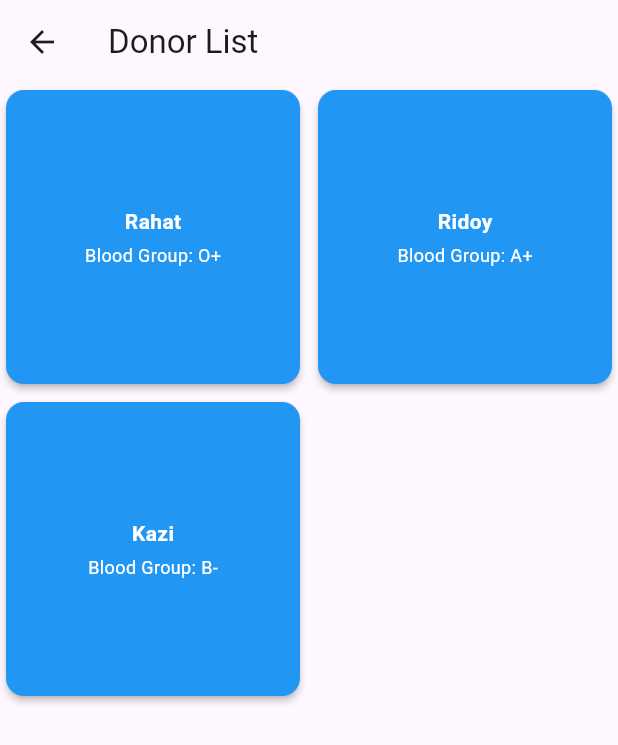
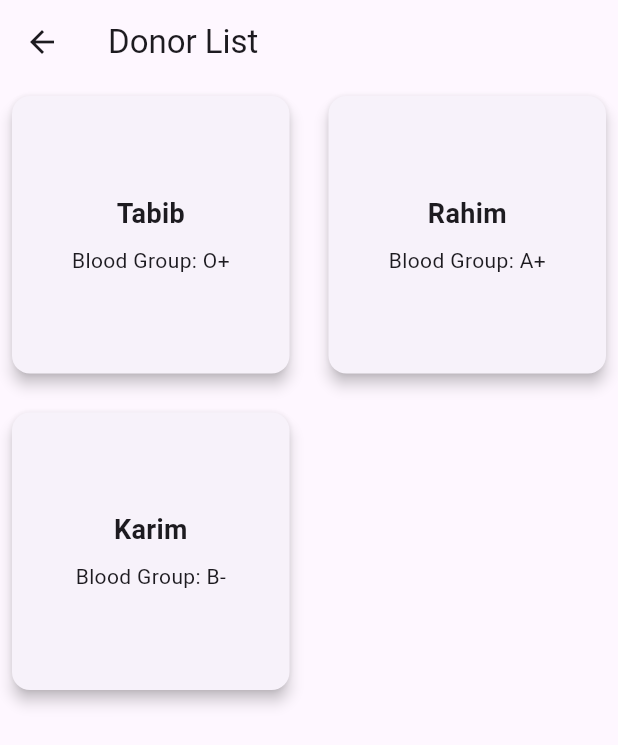
Before and after one commit to Shourov-1234/project-3, a Flutter app: the screen it shows after launch, item 2 of the bottom bar chosen, on a phone screen of 412 x 824 dp. Shown: the top 745 px of the screen. Run offline on Flutter 3.47's test engine with Material 3 defaults, Android fonts, the phone set to English and light mode, and no system bars.

Commit message:
commit last

```diff
--- a/flutter_application_1/lib/donor_list_page.dart
+++ b/flutter_application_1/lib/donor_list_page.dart
@@ -3,9 +3,10 @@ import 'donor_details_page.dart';
 
 class DonorListPage extends StatelessWidget {
   final List<Map<String, String>> donors = [
-    {'name': 'Rahat', 'bloodGroup': 'O+'},
-    {'name': 'Ridoy', 'bloodGroup': 'A+'},
-    {'name': 'Kazi', 'bloodGroup': 'B-'},
+    {'name': 'Tabib', 'bloodGroup': 'O+'},
+    {'name': 'Rahim', 'bloodGroup': 'A+'},
+    {'name': 'Karim', 'bloodGroup': 'B-'},
+    // Add more donors as needed
   ];
 
   @override
@@ -14,38 +15,33 @@ class DonorListPage extends StatelessWidget {
       appBar: AppBar(title: Text("Donor List")),
       body: GridView.builder(
         gridDelegate: SliverGridDelegateWithFixedCrossAxisCount(
-          crossAxisCount: 2,
-          crossAxisSpacing: 4.0,
-          mainAxisSpacing: 4.0,
+          crossAxisCount: 2, // Adjust the number of columns in the grid
+          crossAxisSpacing: 10.0, // Spacing between columns
+          mainAxisSpacing: 10.0, // Spacing between rows
         ),
         itemCount: donors.length,
         itemBuilder: (context, index) {
-          return Card(
-            color: Colors.blue,
-            elevation: 2.0,
-            margin: EdgeInsets.all(4.0),
-            child: Padding(
-              padding: EdgeInsets.all(8.0),
+          return GestureDetector(
+            onTap: () {
+              Navigator.push(
+                context,
+                MaterialPageRoute(
+                  builder: (context) => DonorDetailsPage(donor: donors[index]),
+                ),
+              );
+            },
+            child: Card(
+              elevation: 4.0,
+              margin: EdgeInsets.all(8.0),
               child: Column(
                 mainAxisAlignment: MainAxisAlignment.center,
-                crossAxisAlignment: CrossAxisAlignment.center,
                 children: [
                   Text(
                     donors[index]['name']!,
-                    style: TextStyle(
-                      fontSize: 14,
-                      fontWeight: FontWeight.bold,
-                      color: Colors.white,
-                    ),
+                    style: TextStyle(fontSize: 18, fontWeight: FontWeight.bold),
                   ),
-                  SizedBox(height: 4),
-                  Text(
-                    "Blood Group: ${donors[index]['bloodGroup']}",
-                    style: TextStyle(
-                      fontSize: 12,
-                      color: Colors.white,
-                    ),
-                  ),
+                  SizedBox(height: 8),
+                  Text("Blood Group: ${donors[index]['bloodGroup']}"),
                 ],
               ),
             ),
```
